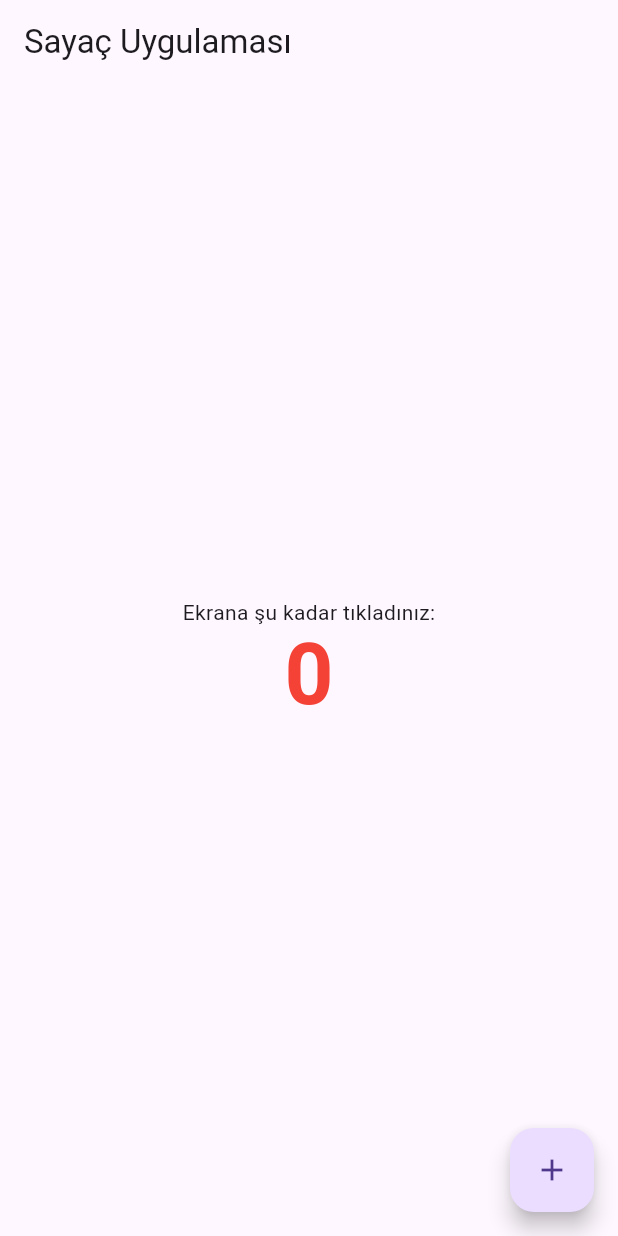
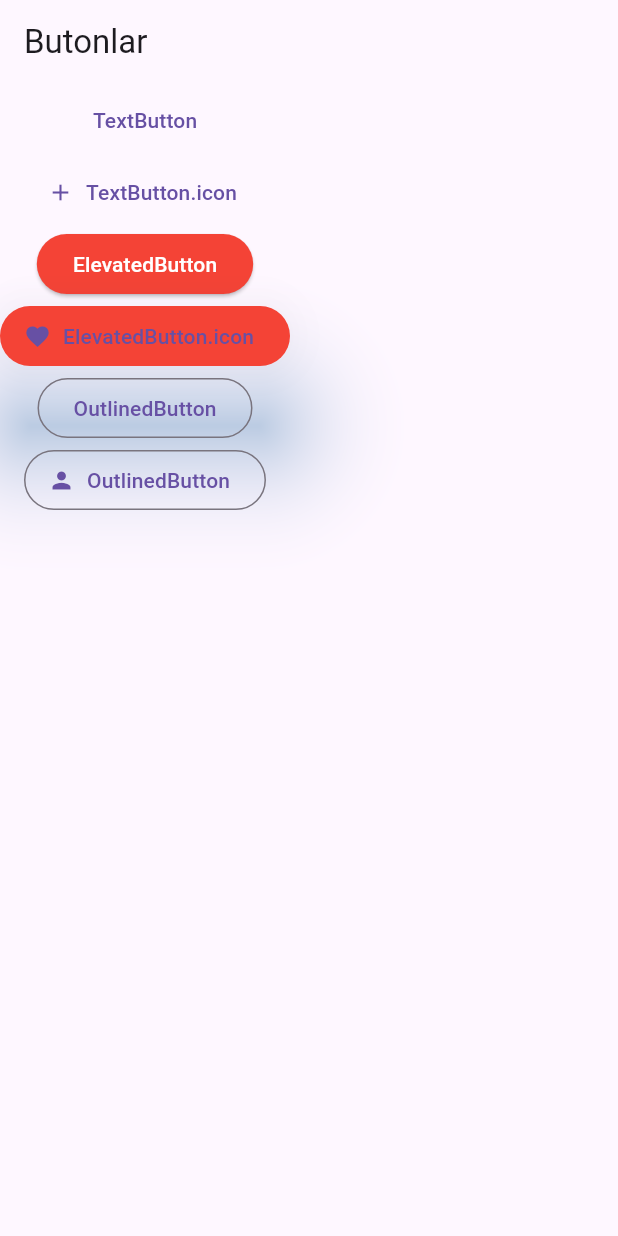
Before and after one commit to gelecekvadisi/f2_ders_notlari, a Flutter app: the screen it shows after launch, on a phone screen of 412 x 824 dp. Run offline on Flutter 3.47's test engine with Material 3 defaults, Android fonts, the phone set to English and light mode, and no system bars.

Commit message:
Görsel ekleme işlemleri Butonlar

```diff
--- /dev/null
+++ b/flutter/flutter_application_2/lib/buttons.dart
@@ -0,0 +1,61 @@
+import 'package:flutter/material.dart';
+
+class ButtonPage extends StatelessWidget {
+  const ButtonPage({super.key});
+
+  @override
+  Widget build(BuildContext context) {
+    return Scaffold(
+      appBar: AppBar(
+        title: Text("Butonlar"),
+      ),
+      body: Column(
+        children: [
+          TextButton(
+            onPressed: () {
+              debugPrint("1. Butona tıklandı!");
+            },
+            onLongPress: () {
+              debugPrint("1. butona basılı tutuldu.");
+            },
+
+            child: Text("TextButton"),
+          ),
+          TextButton.icon(
+            onPressed: () {},
+            icon: Icon(Icons.add),
+            label: Text("TextButton.icon"),
+          ),
+          ElevatedButton(
+            onPressed: () {},
+            style: ButtonStyle(
+              backgroundColor: MaterialStateProperty.all(Colors.red),
+              foregroundColor: MaterialStateProperty.all(Colors.white),
+              overlayColor: MaterialStateProperty.all(Colors.white.withOpacity(0.1)),
+            ),
+            child: Text("ElevatedButton"),
+          ),
+          ElevatedButton.icon(
+            onPressed: () {},
+            style: ElevatedButton.styleFrom(
+              backgroundColor: Colors.red,
+              shadowColor: Colors.blue,
+              elevation: 30
+            ),
+            icon: Icon(Icons.favorite),
+            label: Text("ElevatedButton.icon"),
+          ),
+          OutlinedButton(
+            onPressed: () {},
+            child: Text("OutlinedButton"),
+          ),
+          OutlinedButton.icon(
+            onPressed: () {},
+            icon: Icon(Icons.person),
+            label: Text("OutlinedButton"),
+          ),
+        ],
+      ),
+    );
+  }
+}
--- a/flutter/flutter_application_2/lib/main.dart
+++ b/flutter/flutter_application_2/lib/main.dart
@@ -1,6 +1,5 @@
 import 'package:flutter/material.dart';
-
-import 'my_home_page.dart';
+import 'package:flutter_application_2/buttons.dart';
 
 void main() {
   runApp(MyApp());
@@ -12,7 +11,7 @@ class MyApp extends StatelessWidget {
   @override
   Widget build(BuildContext context) {
     return MaterialApp(
-      debugShowCheckedModeBanner: false,
+      debugShowCheckedModeBanner: true,
       theme: ThemeData(
         textTheme: TextTheme(
           displayLarge: TextStyle(
@@ -21,7 +20,7 @@ class MyApp extends StatelessWidget {
           ),
         ),
       ),
-      home: MyHomePage(),
+      home: ButtonPage(),
     );
   }
 }
--- a/flutter/flutter_application_2/pubspec.yaml
+++ b/flutter/flutter_application_2/pubspec.yaml
@@ -59,9 +59,8 @@ flutter:
   uses-material-design: true
 
   # To add assets to your application, add an assets section, like this:
-  # assets:
-  #   - images/a_dot_burr.jpeg
-  #   - images/a_dot_ham.jpeg
+  assets:
+    - assets/images/
 
   # An image asset can refer to one or more resolution-specific "variants", see
   # https://flutter.dev/assets-and-images/#resolution-aware
```
Also changed, not shown: flutter/flutter_application_2/lib/image_page.dart (added, +75 -0 lines), flutter/flutter_application_2/assets/images/car.jpg (added), flutter/flutter_application_2/assets/images/lebrn.jpg (added), flutter/flutter_application_2/assets/images/loading.gif (added).
